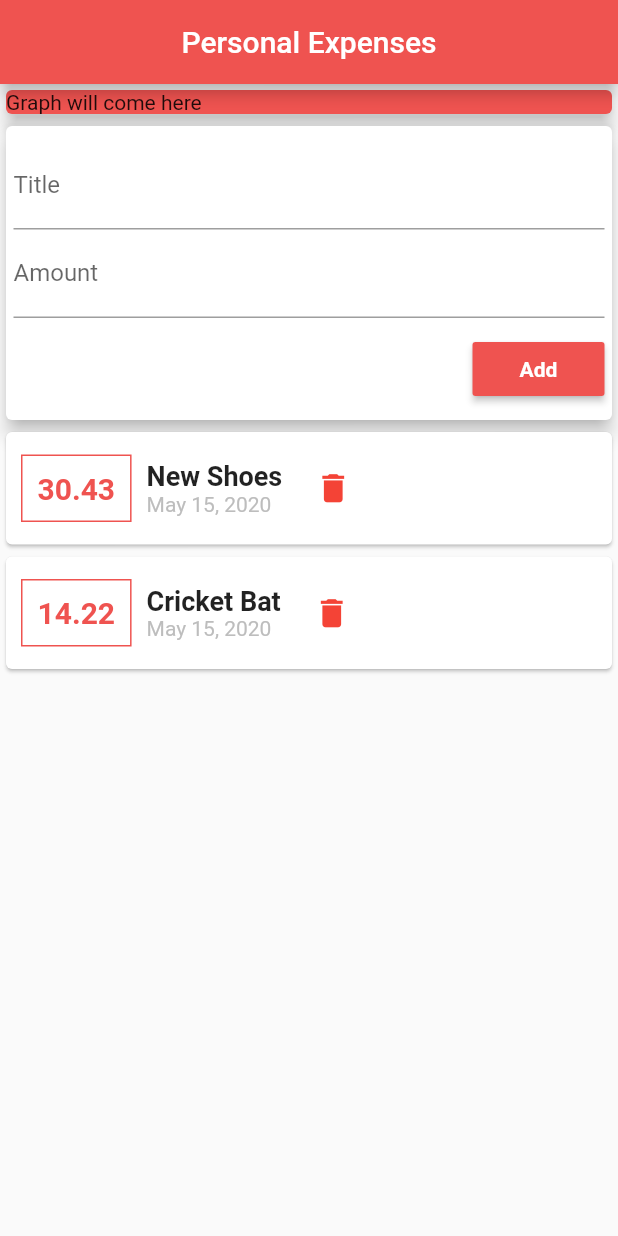
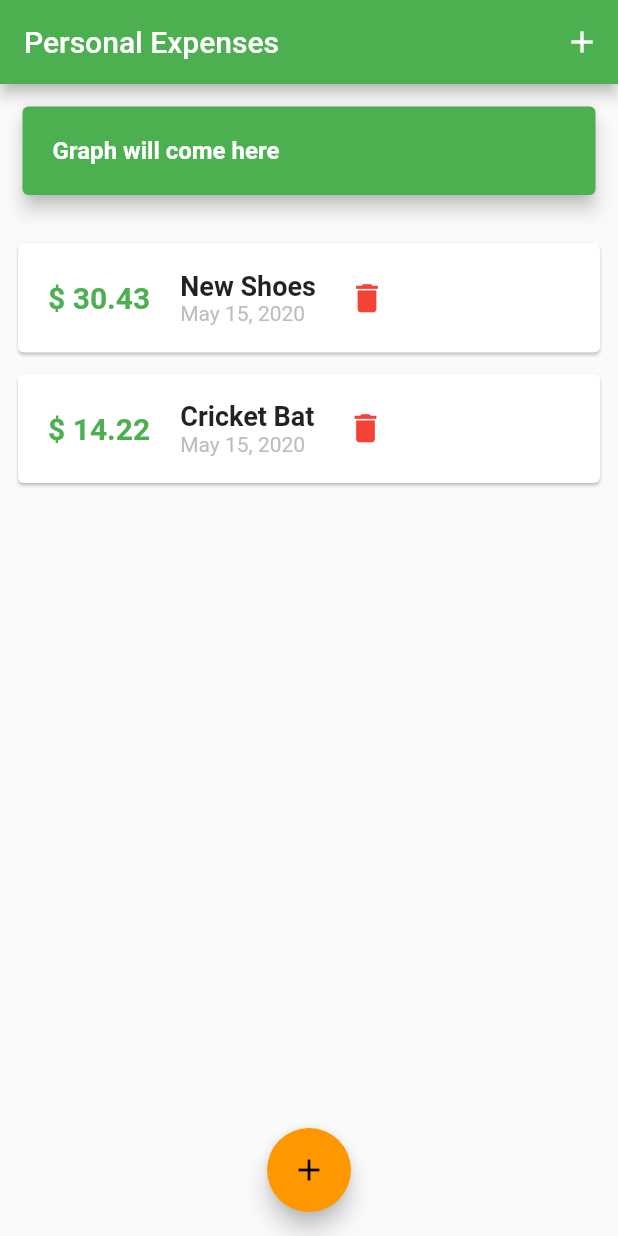
Before and after one commit to shreynpatel23/personal_expenses, a Flutter app: the screen it shows after launch, on a phone screen of 412 x 824 dp. Run offline on Flutter 3.47's test engine with Material 2 defaults, Android fonts, the phone set to English and light mode, and no system bars.

Commit message:
added modal for add new transaction

```diff
--- a/lib/main.dart
+++ b/lib/main.dart
@@ -1,7 +1,12 @@
 import 'package:flutter/material.dart';
-import './widgets/user_transaction.dart';
+import './widgets/new_transacrtion.dart';
+import './widgets/transaction_list.dart';
+import './services/transaction.dart';
 
-void main() => runApp(MaterialApp(home: HomePage()));
+void main() => runApp(MaterialApp(
+      home: HomePage(),
+      theme: ThemeData(primarySwatch: Colors.green, accentColor: Colors.orange),
+    ));
 
 class HomePage extends StatefulWidget {
   @override
@@ -9,13 +14,52 @@ class HomePage extends StatefulWidget {
 }
 
 class _HomePageState extends State<HomePage> {
+  final List<Transaction> _transactions = [
+    Transaction(
+        id: 'id1', title: 'New Shoes', amount: 30.43, date: DateTime.now()),
+    Transaction(
+        id: 'id2', title: 'Cricket Bat', amount: 14.22, date: DateTime.now()),
+  ];
+
+  // use this method for adding a new transaction.
+  void addNewTransaction(String title, double amount) {
+    final newTx = Transaction(
+        title: title,
+        amount: amount,
+        date: DateTime.now(),
+        id: DateTime.now().toString());
+    setState(() {
+      _transactions.add(newTx);
+    });
+  }
+
+  // use this method to toggle the modal for add new transaction
+  void showAddNewTransactionModal(BuildContext context) {
+    // as context builder also accepts a context as parameter
+    // as we do not use the builder parameters so we are using _
+    showModalBottomSheet(
+        context: context,
+        builder: (_) {
+          return GestureDetector(
+            onTap: () {},
+            child: NewTransaction(onAddNewTransaction: addNewTransaction),
+          );
+        });
+  }
+
   @override
   Widget build(BuildContext context) {
     return Scaffold(
       appBar: AppBar(
-        backgroundColor: Colors.red[400],
+        backgroundColor: Theme.of(context).primaryColor,
         title: Text('Personal Expenses'),
-        centerTitle: true,
+        actions: <Widget>[
+          IconButton(
+            icon: Icon(Icons.add),
+            onPressed: () => showAddNewTransactionModal(context),
+            padding: EdgeInsets.all(10),
+          )
+        ],
       ),
       body: SingleChildScrollView(
         child: Container(
@@ -24,14 +68,33 @@ class _HomePageState extends State<HomePage> {
               crossAxisAlignment: CrossAxisAlignment.stretch,
               children: <Widget>[
                 Card(
-                  child: Text('Graph will come here'),
+                  margin: EdgeInsets.all(15),
+                  child: Padding(
+                    padding: const EdgeInsets.all(20.0),
+                    child: Text(
+                      'Graph will come here',
+                      style: TextStyle(
+                          color: Colors.white,
+                          fontSize: 16,
+                          fontWeight: FontWeight.bold),
+                    ),
+                  ),
                   elevation: 5,
-                  color: Colors.red[400],
+                  color: Theme.of(context).primaryColor,
                 ),
-                //combination of new transaction and list of transaction will come here
-                UserTransaction(),
+                // list of transactions will come here
+                TransactionList(
+                  userTransaction: _transactions,
+                ),
               ],
             )),
+      ),
+      // use the floatingActionButtonLocation for aligning the floating button.
+      floatingActionButtonLocation: FloatingActionButtonLocation.centerFloat,
+      floatingActionButton: FloatingActionButton(
+        onPressed: () => showAddNewTransactionModal(context),
+        child: Icon(Icons.add),
+        backgroundColor: Theme.of(context).accentColor,
       ),
     );
   }
--- a/lib/widgets/transaction_list.dart
+++ b/lib/widgets/transaction_list.dart
@@ -9,25 +9,34 @@ class TransactionList extends StatelessWidget {
   @override
   Widget build(BuildContext context) {
     return Container(
-      height: 350,
+      margin: EdgeInsets.symmetric(vertical: 10, horizontal: 5),
+      height: 470,
       child: ListView.builder(
         itemBuilder: (ctx, index) {
-          return (Card(
+          return Container(
+            width: double.infinity,
+            decoration: BoxDecoration(
+                borderRadius: BorderRadius.only(
+                    bottomLeft: Radius.circular(10),
+                    bottomRight: Radius.circular(10))),
+            child: (Card(
+              margin: EdgeInsets.all(7),
               child: Row(
                 children: <Widget>[
                   Container(
                     margin: EdgeInsets.symmetric(horizontal: 10, vertical: 15),
-                  decoration: BoxDecoration(
-                    border: Border.all(color: Colors.red[400], width: 1),
-                  ),
+                    // decoration: BoxDecoration(
+                    //   border: Border.all(
+                    //       color: Theme.of(context).primaryColor, width: 1),
+                    // ),
                     padding: EdgeInsets.all(10),
                     child: Text(
                       // use this ToStringAsFixed property of string to round off the decimal to 2 values.
-                    userTransaction[index].amount.toStringAsFixed(2),
+                      "\$ ${userTransaction[index].amount.toStringAsFixed(2)}",
                       style: TextStyle(
                           fontSize: 20,
                           fontWeight: FontWeight.bold,
-                        color: Colors.red[400]),
+                          color: Theme.of(context).primaryColor),
                     ),
                   ),
                   Column(
@@ -35,8 +44,8 @@ class TransactionList extends StatelessWidget {
                     children: <Widget>[
                       Text(
                         userTransaction[index].title,
-                      style:
-                          TextStyle(fontWeight: FontWeight.bold, fontSize: 18),
+                        style: TextStyle(
+                            fontWeight: FontWeight.bold, fontSize: 18),
                       ),
                       Text(
                         DateFormat.yMMMd().format(userTransaction[index].date),
@@ -58,13 +67,10 @@ class TransactionList extends StatelessWidget {
                       ))
                 ],
               ),
-          ));
+            )),
+          );
         },
         itemCount: userTransaction.length,
-        //     child: Column(
-        //     children: userTransaction.map((tx) {
-        //   return ();
-        // }).toList()),
       ),
     );
   }
--- a/lib/widgets/user_transaction.dart
+++ /dev/null
@@ -1,43 +0,0 @@
-import 'package:flutter/material.dart';
-import '../services/transaction.dart';
-import './transaction_list.dart';
-import './new_transacrtion.dart';
-
-class UserTransaction extends StatefulWidget {
-  @override
-  _UserTransactionState createState() => _UserTransactionState();
-}
-
-class _UserTransactionState extends State<UserTransaction> {
-  final List<Transaction> _transactions = [
-    Transaction(
-        id: 'id1', title: 'New Shoes', amount: 30.43, date: DateTime.now()),
-    Transaction(
-        id: 'id2', title: 'Cricket Bat', amount: 14.22, date: DateTime.now()),
-  ];
-
-  void addNewTransaction(String title, double amount) {
-    final newTx = Transaction(
-        title: title,
-        amount: amount,
-        date: DateTime.now(),
-        id: DateTime.now().toString());
-    setState(() {
-      _transactions.add(newTx);
-    });
-  }
-
-  @override
-  Widget build(BuildContext context) {
-    return Column(
-      children: <Widget>[
-        // add new transaction card will come here.
-        NewTransaction(onAddNewTransaction: addNewTransaction),
-        // list of transactions will come here
-        TransactionList(
-          userTransaction: _transactions,
-        ),
-      ],
-    );
-  }
-}
```
Also changed, not shown: lib/widgets/new_transacrtion.dart (+15 -5 lines). Lines whose indentation alone changed are shown as unchanged.
